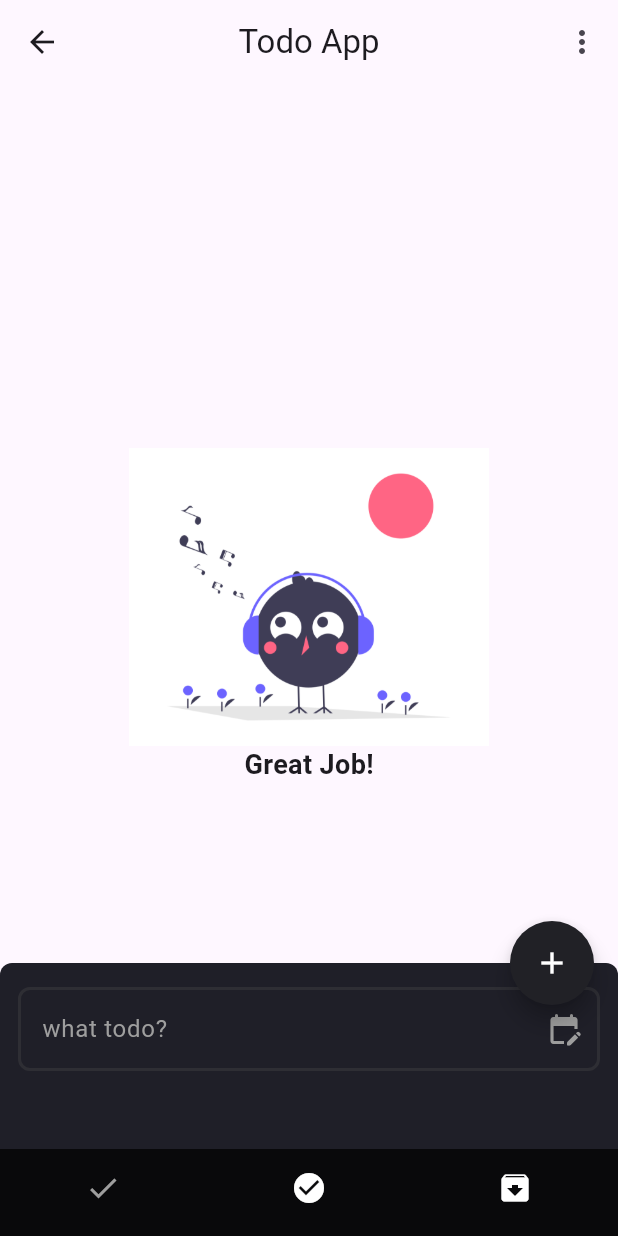
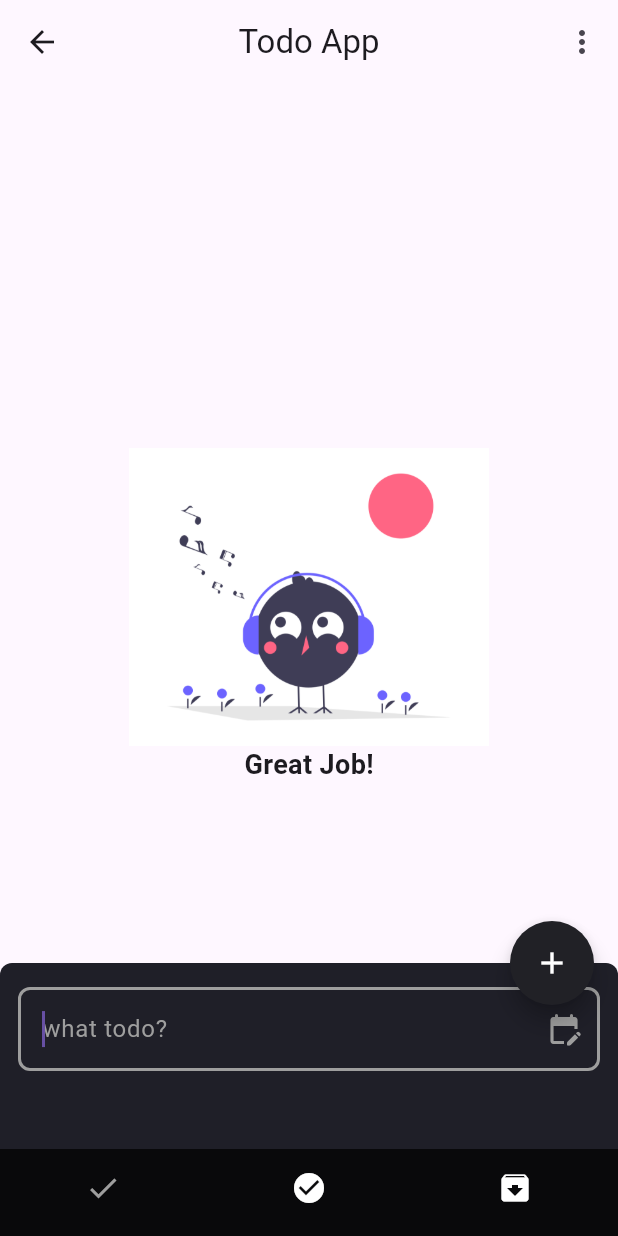
Before and after one commit to ojpro/1st-flutter-app, a Flutter app: the screen it shows after launch, after a tap on the "edit" icon, on a phone screen of 412 x 824 dp. Run offline on Flutter 3.47's test engine with Material 3 defaults, Android fonts, the phone set to English and light mode, and no system bars; our stand-ins replace bloc, conditional_builder_null_safety, flutter_bloc, sqflite; accounts and stored records are empty.

```diff
--- a/lib/models/migrations/task.dart
+++ b/lib/models/migrations/task.dart
@@ -1,13 +1,13 @@
 import 'package:first_app/models/base_model.dart';
 
 class Task extends BaseModal {
-  final String name;
+  String name;
   String? status = 'todo';
   Task({
     int? id,
     this.status,
-    required this.name,
-    required this.dueDate,
+    this.name = '',
+    this.dueDate,
     int? createdAt,
     int? updatedAt,
   }) {
--- /dev/null
+++ b/lib/shared/components/bottom_sheet.dart
@@ -0,0 +1,63 @@
+import 'package:first_app/shared/cubit/cubit.dart';
+import 'package:flutter/material.dart';
+import 'package:flutter_bloc/flutter_bloc.dart';
+
+import '../cubit/states.dart';
+import 'default_input.dart';
+
+class BottomSheetComponent extends StatelessWidget {
+  Widget build(BuildContext context) {
+    return BlocConsumer<AppCubit, AppStates>(
+      builder: (BuildContext context, AppStates state) {
+        AppCubit appCubit = AppCubit.get(context);
+        return Container(
+          width: double.maxFinite,
+          height: 124,
+          padding: const EdgeInsets.symmetric(
+            horizontal: 12,
+            vertical: 16,
+          ),
+          decoration: const BoxDecoration(
+            color: Color(0xFF1f1f28),
+            borderRadius: BorderRadius.only(
+              topLeft: Radius.circular(8),
+              topRight: Radius.circular(8),
+            ),
+          ),
+          child: Form(
+            key: appCubit.bottomSheetFormKey,
+            child: Column(
+              children: <Widget>[
+                DefaultInput(
+                  controller: appCubit.nameController,
+                  hintText: 'what todo?',
+                  suffixIcon: Icons.edit_calendar_rounded,
+                  suffixColor: Colors.grey,
+                  borderRadius: 8,
+                  autoFocus: true,
+                  onSuffixClick: () {
+                    showDatePicker(
+                      context: context,
+                      initialDate: DateTime.now(),
+                      firstDate: DateTime.now(),
+                      lastDate: DateTime(2040),
+                    ).then((value) async {
+                      appCubit.setTaskDue(value.toString());
+                    });
+                  },
+                  validate: (String value) {
+                    if (value.isEmpty) {
+                      return 'Task name is important';
+                    }
+                    return null;
+                  },
+                ),
+              ],
+            ),
+          ),
+        );
+      },
+      listener: (BuildContext context, AppStates state) => {},
+    );
+  }
+}
--- a/lib/shared/components/default_input.dart
+++ b/lib/shared/components/default_input.dart
@@ -15,6 +15,7 @@ class DefaultInput extends StatelessWidget {
   final TextEditingController controller;
   final Function validate;
   Function? onSuffixClick;
+  final bool autoFocus;
 
   DefaultInput({
     super.key,
@@ -27,11 +28,13 @@ class DefaultInput extends StatelessWidget {
     required this.controller,
     required this.validate,
     this.onSuffixClick,
+    this.autoFocus = false,
   });
 
   @override
   Widget build(BuildContext context) {
     return TextFormField(
+      autofocus: autoFocus,
       controller: controller,
       autovalidateMode: AutovalidateMode.onUserInteraction,
       style: TextStyle(
--- a/lib/shared/cubit/states.dart
+++ b/lib/shared/cubit/states.dart
@@ -29,3 +29,5 @@ class TasksFetchedState extends AppStates {}
 class TaskUpdatedState extends AppStates {}
 
 class TaskDeletedState extends AppStates {}
+
+class TaskStatusChangeState extends AppStates {}
--- a/lib/shared/layouts/default_layout.dart
+++ b/lib/shared/layouts/default_layout.dart
@@ -1,5 +1,6 @@
 import 'package:conditional_builder_null_safety/conditional_builder_null_safety.dart';
 import 'package:first_app/models/migrations/task.dart';
+import 'package:first_app/shared/components/bottom_sheet.dart';
 import 'package:first_app/shared/cubit/cubit.dart';
 import 'package:first_app/shared/cubit/states.dart';
 import 'package:flutter/material.dart';
@@ -8,8 +9,6 @@ import 'package:flutter_bloc/flutter_bloc.dart';
 import '../components/default_input.dart';
 
 class DefaultLayout extends StatelessWidget {
-  var scaffoldKey = GlobalKey<ScaffoldState>();
-  final _formKey = GlobalKey<FormState>();
 
   @override
   Widget build(BuildContext context) {
@@ -21,7 +20,7 @@ class DefaultLayout extends StatelessWidget {
           AppCubit appCubit = BlocProvider.of(context);
 
           return Scaffold(
-            key: scaffoldKey,
+            key: appCubit.scaffoldKey,
             appBar: AppBar(
               title: const Text('Todo App'),
               centerTitle: true,
@@ -44,7 +43,7 @@ class DefaultLayout extends StatelessWidget {
                 ),
                 onPressed: () async {
                   if (appCubit.getCurrentBottomSheetState()) {
-                    if (_formKey.currentState!.validate()) {
+                    if (appCubit.bottomSheetFormKey.currentState!.validate()) {
                       appCubit
                           .addTask(
                         Task(
@@ -66,53 +65,9 @@ class DefaultLayout extends StatelessWidget {
                       });
                     }
                   } else {
-                    scaffoldKey.currentState
+                    appCubit.scaffoldKey.currentState
                         ?.showBottomSheet(
-                          (context) => Container(
-                            width: double.maxFinite,
-                            height: 124,
-                            padding: const EdgeInsets.symmetric(
-                              horizontal: 12,
-                              vertical: 16,
-                            ),
-                            decoration: const BoxDecoration(
-                              color: Color(0xFF1f1f28),
-                              borderRadius: BorderRadius.only(
-                                topLeft: Radius.circular(8),
-                                topRight: Radius.circular(8),
-                              ),
-                            ),
-                            child: Form(
-                              key: _formKey,
-                              child: Column(
-                                children: <Widget>[
-                                  DefaultInput(
-                                    controller: appCubit.nameController,
-                                    hintText: 'what todo?',
-                                    suffixIcon: Icons.edit_calendar_rounded,
-                                    suffixColor: Colors.grey,
-                                    borderRadius: 8,
-                                    onSuffixClick: () {
-                                      showDatePicker(
-                                        context: context,
-                                        initialDate: DateTime.now(),
-                                        firstDate: DateTime.now(),
-                                        lastDate: DateTime(2040),
-                                      ).then((value) async {
-                                        appCubit.setTaskDue(value.toString());
-                                      });
-                                    },
-                                    validate: (String value) {
-                                      if (value.isEmpty) {
-                                        return 'Task name is important';
-                                      }
-                                      return null;
-                                    },
-                                  ),
-                                ],
-                              ),
-                            ),
-                          ),
+                          (context) => BottomSheetComponent(),
                         )
                         .closed
                         .then((value) {
```
Also changed, not shown: lib/modules/tasks/todo.dart (+23 -21 lines), lib/shared/components/task_item.dart (+21 -8 lines), lib/shared/cubit/cubit.dart (+30 -4 lines).
